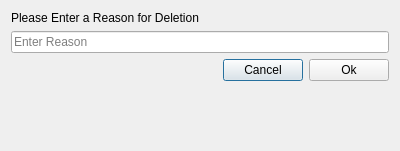
This is buildings/gui/deletion_reason.ui in linz/nz-buildings as Qt 5 draws it before an edit. The edited form follows.
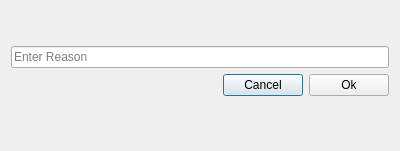
This is the edited form.

Commit message:
fix deletion for multi selection
allow the user to delete bulk loaded outlines when they can also match/relate them

```diff
--- a/buildings/gui/deletion_reason.ui
+++ b/buildings/gui/deletion_reason.ui
@@ -20,15 +20,47 @@
    <string>Reason for Deletion</string>
   </property>
   <layout class="QVBoxLayout" name="verticalLayout_2">
+   <item>
+    <spacer name="verticalSpacer_2">
+     <property name="orientation">
+      <enum>Qt::Vertical</enum>
+     </property>
+     <property name="sizeType">
+      <enum>QSizePolicy::Fixed</enum>
+     </property>
+     <property name="sizeHint" stdset="0">
+      <size>
+       <width>20</width>
+       <height>10</height>
+      </size>
+     </property>
+    </spacer>
+   </item>
    <item>
     <layout class="QVBoxLayout" name="verticalLayout">
      <item>
       <widget class="QLabel" name="lb_reason_label">
        <property name="text">
-        <string>Please Enter a Reason for Deletion</string>
+        <string/>
        </property>
       </widget>
      </item>
+     <item>
+      <spacer name="verticalSpacer_3">
+       <property name="orientation">
+        <enum>Qt::Vertical</enum>
+       </property>
+       <property name="sizeType">
+        <enum>QSizePolicy::Fixed</enum>
+       </property>
+       <property name="sizeHint" stdset="0">
+        <size>
+         <width>20</width>
+         <height>5</height>
+        </size>
+       </property>
+      </spacer>
+     </item>
      <item>
       <widget class="QLineEdit" name="le_reason">
        <property name="placeholderText">
```
Left out of the diff: 2 changed lines with no effect on the pictures. The commit also changes 2 other files.
